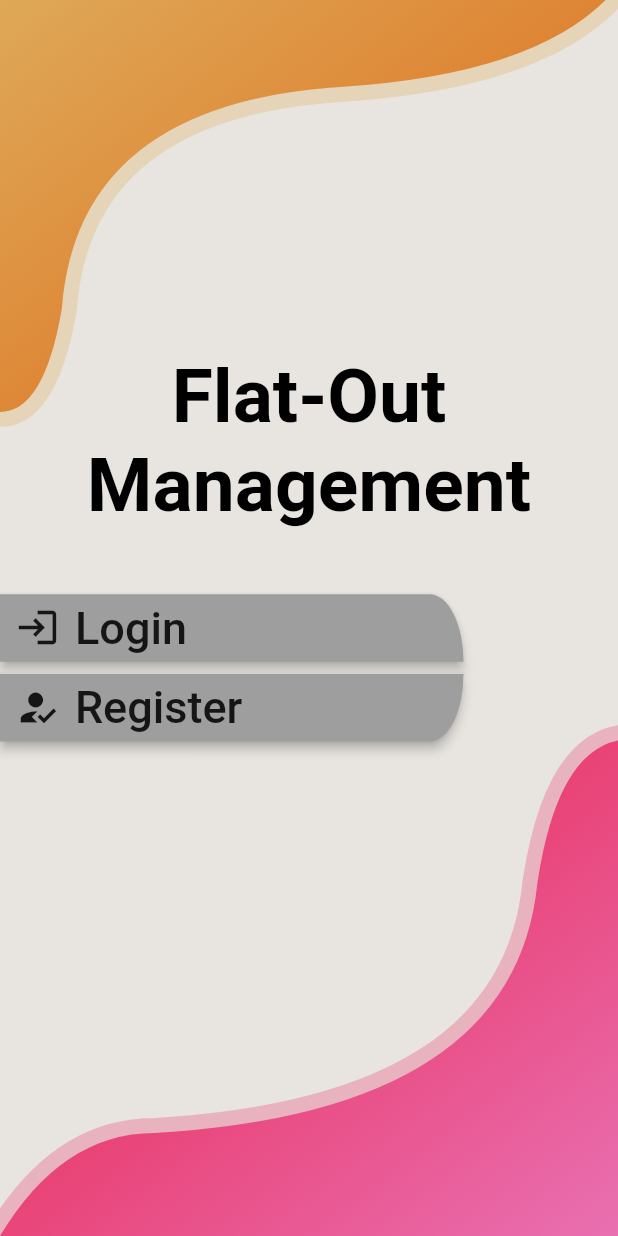
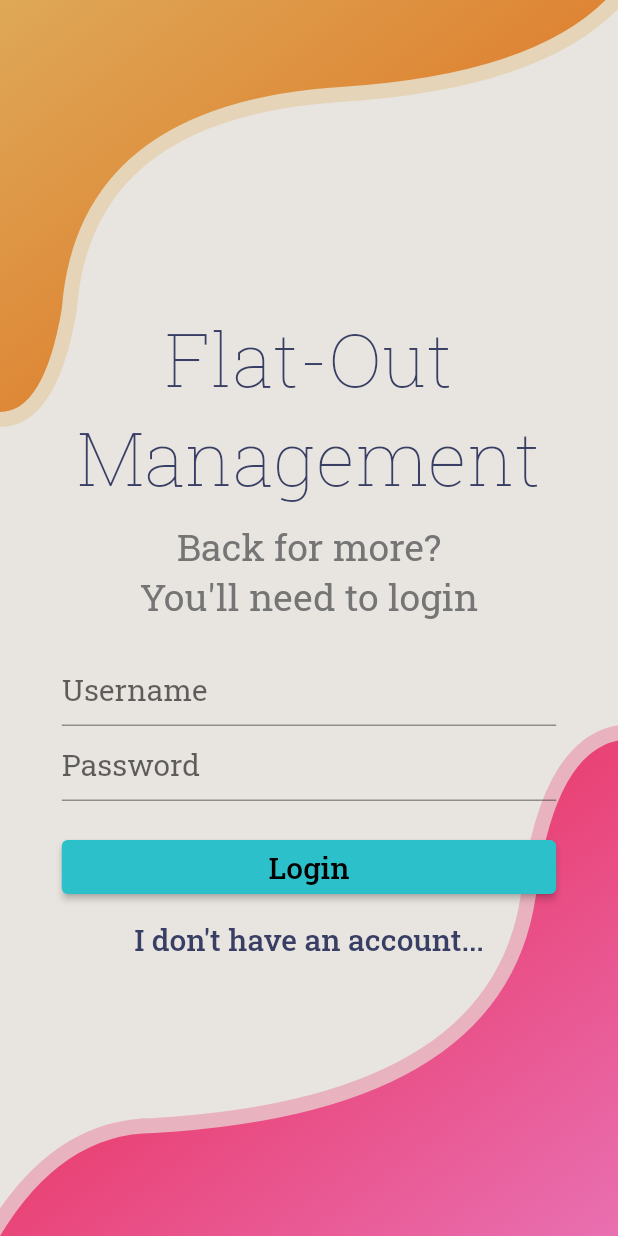
Before and after one commit to HonsonCooky/Flat-Out-Management, a Flutter app: the screen it shows after launch, on a phone screen of 412 x 824 dp. Run offline on Flutter 3.47's test engine with Material 2 defaults, Android fonts, the phone set to English and light mode, and no system bars; our stand-ins replace google_fonts; generated files the repository leaves out were written again; network calls fail; Roboto replaces fonts that are missing (Merriweather Sans).

Commit message:
Updated login

```diff
--- a/flat_out_app/lib/components/atoms/fom_round_button.dart
+++ b/flat_out_app/lib/components/atoms/fom_round_button.dart
@@ -1,13 +1,21 @@
 import 'package:flutter/material.dart';
 
 class FomRoundButton extends StatelessWidget {
-  final List<Widget> children;
+  final IconData? icon;
+  final String text;
+  final double fontSize;
   final BorderRadiusGeometry rad;
   final double width;
   final void Function() onPressed;
 
   const FomRoundButton(
-      {Key? key, required this.children, required this.rad, required this.width, required this.onPressed})
+      {Key? key,
+      required this.rad,
+      required this.width,
+      required this.onPressed,
+      this.icon,
+      required this.text,
+      required this.fontSize})
       : super(key: key);
 
   @override
@@ -19,14 +27,23 @@ class FomRoundButton extends StatelessWidget {
           onPressed();
         },
         child: Row(
-          children: children,
+          children: [
+            Container(
+              child: Icon(
+                icon,
+                size: fontSize,
+              ),
+              margin: EdgeInsets.only(right: 10),
+            ),
+            Text(
+              text,
+              style: TextStyle(fontSize: fontSize),
+            )
+          ],
         ),
         padding: EdgeInsets.symmetric(vertical: 5, horizontal: 10),
-        elevation: 3,
-        shape: RoundedRectangleBorder(
-          borderRadius: rad,
-        ),
-        color: Theme.of(context).buttonTheme.colorScheme?.primary,
+        shape: RoundedRectangleBorder(borderRadius: rad),
+        color: Theme.of(context).buttonTheme.colorScheme?.primary.withOpacity(0.7),
       ),
     );
   }
--- a/flat_out_app/lib/components/molecules/blobs_background.dart
+++ b/flat_out_app/lib/components/molecules/blobs_background.dart
@@ -14,17 +14,17 @@ class BlobBackground extends StatelessWidget {
   Widget build(BuildContext context) {
     return UnFocusWrapper(
       child: Scaffold(
-        extendBodyBehindAppBar: true,
+        resizeToAvoidBottomInset: false,
         backgroundColor: scaffoldColor,
-        appBar: AppBar(
-          backgroundColor: Color(0x000000),
-          elevation: 0,
-        ),
         body: CustomPaint(
           size: MediaQuery.of(context).size,
           painter: _BlobBackgroundPaint(topColor: topColor, bottomColor: bottomColor),
-          child: Container(
-              width: MediaQuery.of(context).size.width, height: MediaQuery.of(context).size.height, child: child),
+          child: Scaffold(
+            resizeToAvoidBottomInset: true,
+            backgroundColor: Colors.transparent,
+            body: Container(
+                width: MediaQuery.of(context).size.width, height: MediaQuery.of(context).size.height, child: child),
+          ),
         ),
       ),
     );
@@ -81,16 +81,15 @@ class _BlobBackgroundPaint extends CustomPainter {
 
     var p2 = Paint()
       ..shader = LinearGradient(
-          begin: Alignment.topCenter,
-          end: Alignment.bottomRight,
-          colors: [p2Color, p2Color.withGreen(p1Color.green - 50).withBlue(p1Color.blue + 100)])
-          .createShader(Rect.fromCenter(center: Offset(0, size.height + 100), width: size.width, height: size.height /
-          3));
+              begin: Alignment.topCenter,
+              end: Alignment.bottomRight,
+              colors: [p2Color, p2Color.withGreen(p1Color.green - 50).withBlue(p1Color.blue + 100)])
+          .createShader(
+              Rect.fromCenter(center: Offset(0, size.height + 100), width: size.width, height: size.height / 3));
     var pShadow2 = Paint()
       ..color = p2Color.withOpacity(0.3)
       ..style = PaintingStyle.stroke
       ..strokeWidth = 20;
-    ;
 
     Path path1 = _bezierPath(0, size.height / 3, size);
     Path path2 = _bezierPathInvert(0, size.height, size);
--- a/flat_out_app/lib/components/molecules/route_handler.dart
+++ /dev/null
@@ -1,25 +0,0 @@
-import 'package:flutter/material.dart';
-
-class ParentChildPageChange extends PageRouteBuilder {
-  final Widget page;
-
-  ParentChildPageChange({required this.page})
-      : super(
-          pageBuilder: (
-            BuildContext context,
-            Animation<double> animation,
-            Animation<double> secondaryAnimation,
-          ) =>
-              page,
-          transitionsBuilder: (
-            BuildContext context,
-            Animation<double> animation,
-            Animation<double> secondaryAnimation,
-            Widget child,
-          ) =>
-              FadeTransition(
-            opacity: animation,
-            child: child,
-          ),
-        );
-}
--- a/flat_out_app/lib/components/utils/fom_theme.dart
+++ b/flat_out_app/lib/components/utils/fom_theme.dart
@@ -9,47 +9,54 @@ class FomThemes {
       secondaryHeaderColor: Color(0xffdead5c),
       scaffoldBackgroundColor: Color(0xffe8e5e0),
       dividerColor: Color(0xff383e64),
-      focusColor: Color(0xff736aae),
-      hoverColor: Color(0xff736aae),
-      highlightColor: Color(0xff736aae),
-      splashColor: Color(0xff736aae),
+      focusColor: Color(0xff2cc1ca),
+      hoverColor: Color(0xff2cc1ca),
+      highlightColor: Color(0xff2cc1ca),
+      splashColor: Color(0xff2cc1ca),
+      elevatedButtonTheme: ElevatedButtonThemeData(
+        style: ButtonStyle(
+          backgroundColor: MaterialStateProperty.resolveWith<Color?>((Set<MaterialState> states) {
+            return Color(0xff2cc1ca);
+          }),
+        ),
+      ),
+      textButtonTheme: TextButtonThemeData(
+        style: ButtonStyle(
+          foregroundColor: MaterialStateProperty.resolveWith<Color?>((Set<MaterialState> states) {
+            return Color(0xff383e64);
+          }),
+        ),
+      ),
       textTheme: GoogleFonts.getTextTheme(
-          "Merriweather Sans",
+          "Roboto Slab",
           TextTheme(
-            headline1: TextStyle(color: Color(0xff000000), fontWeight: FontWeight.bold),
-            headline2: TextStyle(color: Color(0xff000000), fontSize: 50, fontWeight: FontWeight.bold),
+            headline1: TextStyle(color: Color(0xff383e64), fontSize: 50),
+            headline2: TextStyle(color: Color(0xff383e64), fontSize: 40),
             headline3: TextStyle(
-              color: Color(0xff000000),
-            ),
-            headline4: TextStyle(
-              color: Color(0xff000000),
-            ),
-            headline5: TextStyle(
-              color: Color(0xff000000),
-            ),
-            headline6: TextStyle(
-              color: Color(0xff000000),
+              color: Colors.grey[600],
+              fontSize: 25,
             ),
             overline: TextStyle(
-              color: Color(0xff000000),
+              color: Color(0xff383e64),
             ),
             subtitle1: TextStyle(
-              color: Color(0xff000000),
+              color: Color(0xff092340),
+              fontSize: 20,
             ),
             subtitle2: TextStyle(
-              color: Color(0xff000000),
+              color: Color(0xff383e64),
+              fontSize: 15,
             ),
             bodyText1: TextStyle(
-              color: Color(0xff000000),
-            ),
-            bodyText2: TextStyle(
-              color: Color(0xff000000),
+              color: Color(0xff383e64),
             ),
             button: TextStyle(
-              color: Color(0xff000000),
+              fontSize: 20,
+              color: Color(0xff383e64),
             ),
             caption: TextStyle(
-              color: Color(0xff5e5e5e),
+              fontSize: 20,
+              color: Color(0xff383e64),
             ),
           )),
     );
--- /dev/null
+++ b/flat_out_app/lib/screens/auth_flow/auth_flow.dart
@@ -0,0 +1,68 @@
+import 'package:flat_out_app/components/atoms/loading.dart';
+import 'package:flat_out_app/components/molecules/blobs_background.dart';
+import 'package:flat_out_app/screens/auth_flow/login_page.dart';
+import 'package:flutter/material.dart';
+
+class AuthFlow extends StatefulWidget {
+  @override
+  State<StatefulWidget> createState() => _AuthFlowState();
+}
+
+class _AuthFlowState extends State<AuthFlow> with SingleTickerProviderStateMixin {
+  Widget? _curPage;
+  late final AnimationController _controller = AnimationController(
+    duration: const Duration(seconds: 2),
+    vsync: this,
+  );
+
+  @override
+  void initState() {
+    super.initState();
+    _curPage = LoginPage(switchPage: switchPage);
+  }
+
+  void switchPage(Widget page) {
+    setState(() {
+      _curPage = page;
+    });
+  }
+
+  @override
+  Widget build(BuildContext context) {
+    return BlobBackground(
+      child: SingleChildScrollView(
+        padding: EdgeInsets.only(top: MediaQuery.of(context).size.height / 4),
+        child: Container(
+          child: Column(
+            children: [
+              Container(
+                margin: EdgeInsets.only(bottom: 10),
+                child: Text(
+                  "Flat-Out Management",
+                  textAlign: TextAlign.center,
+                  style: Theme.of(context).textTheme.headline1,
+                ),
+              ),
+              AnimatedSwitcher(
+                duration: Duration(milliseconds: 200),
+                child: _curPage != null ? _curPage : Loading(),
+                transitionBuilder: (Widget child, Animation<double> animation) => SlideTransition(
+                  position: Tween(begin: Offset(1.0, 0.0), end: Offset(0.0, 0.0)).animate(animation),
+                  child: AnimatedSwitcher(
+                    duration: Duration(milliseconds: 200),
+                    child: _curPage != null ? _curPage : Loading(),
+                    transitionBuilder: (Widget child, Animation<double> animation) => FadeTransition(
+                      opacity: animation,
+                      child: child,
+                    ),
+                  ),
+                ),
+              ),
+              Container(margin: EdgeInsets.symmetric(vertical: 20),)
+            ],
+          ),
+        ),
+      ),
+    );
+  }
+}
--- a/flat_out_app/lib/screens/auth_flow/auth_home_page.dart
+++ /dev/null
@@ -1,80 +0,0 @@
-import 'package:flat_out_app/components/molecules/blobs_background.dart';
-import 'package:flat_out_app/components/molecules/route_handler.dart';
-import 'package:flutter/material.dart';
-
-import '../../components/atoms/fom_round_button.dart';
-import 'login_page.dart';
-
-class AuthHomePage extends StatefulWidget {
-  @override
-  State<StatefulWidget> createState() => AuthHomePageState();
-}
-
-class AuthHomePageState extends State<AuthHomePage> {
-  @override
-  Widget build(BuildContext context) {
-    final double buttonWidth = MediaQuery.of(context).size.width / 4;
-    final double fontSize = 30.0;
-    final double rad = MediaQuery.of(context).size.width;
-
-    return BlobBackground(
-      child: Container(
-        padding: EdgeInsets.only(top: MediaQuery.of(context).size.height / 3.5),
-        child: Column(
-          crossAxisAlignment: CrossAxisAlignment.stretch,
-          children: [
-            Container(
-              alignment: Alignment.center,
-              margin: EdgeInsets.only(bottom: MediaQuery.of(context).size.height / 20),
-              child: Text(
-                "Flat-Out Management",
-                textAlign: TextAlign.center,
-                style: Theme.of(context).textTheme.headline2,
-              ),
-            ),
-            FomRoundButton(
-              rad: BorderRadius.only(topRight: Radius.elliptical(rad/2, rad)),
-              width: buttonWidth,
-              onPressed: () {
-                Navigator.push(context, ParentChildPageChange(page: LoginPage()));
-              },
-              children: [
-                Container(
-                  child: Icon(
-                    Icons.login,
-                    size: fontSize,
-                  ),
-                  margin: EdgeInsets.only(right: 10),
-                ),
-                Text(
-                  "Login",
-                  style: TextStyle(fontSize: fontSize),
-                )
-              ],
-            ),
-            FomRoundButton(
-              rad: BorderRadius.only(bottomRight: Radius.elliptical(rad, rad*2)),
-              width: buttonWidth,
-              onPressed: () {
-                Navigator.push(context, ParentChildPageChange(page: LoginPage()));
-              },
-              children: [
-                Container(
-                  child: Icon(
-                    Icons.how_to_reg,
-                    size: fontSize,
-                  ),
-                  margin: EdgeInsets.only(right: 10),
-                ),
-                Text(
-                  "Register",
-                  style: TextStyle(fontSize: fontSize),
-                ),
-              ],
-            ),
-          ],
-        ),
-      ),
-    );
-  }
-}
--- a/flat_out_app/lib/screens/auth_flow/login_page.dart
+++ b/flat_out_app/lib/screens/auth_flow/login_page.dart
@@ -1,7 +1,11 @@
-import 'package:flat_out_app/components/molecules/blobs_background.dart';
+import 'package:flat_out_app/screens/auth_flow/signup_page.dart';
 import 'package:flutter/material.dart';
 
 class LoginPage extends StatefulWidget {
+  final void Function(Widget page) switchPage;
+
+  LoginPage({required this.switchPage});
+
   @override
   State<StatefulWidget> createState() => _LoginPageState();
 }
@@ -9,15 +13,55 @@ class LoginPage extends StatefulWidget {
 class _LoginPageState extends State<LoginPage> {
   @override
   Widget build(BuildContext context) {
-    return BlobBackground(
-      child: Container(
+    return Container(
+      padding: EdgeInsets.symmetric(horizontal: MediaQuery.of(context).size.width / 10),
       child: Column(
         mainAxisAlignment: MainAxisAlignment.center,
         crossAxisAlignment: CrossAxisAlignment.stretch,
         children: [
-
+          Container(
+            margin: EdgeInsets.only(bottom: 20),
+            child: Text(
+              "Back for more? \nYou'll need to login",
+              textAlign: TextAlign.center,
+              style: Theme.of(context).textTheme.headline3,
+            ),
+          ),
+          TextField(
+            decoration: InputDecoration(
+              hintText: "Username",
+            ),
+          ),
+          TextField(
+            decoration: InputDecoration(
+              hintText: "Password",
+            ),
+          ),
+          Container(
+            margin: EdgeInsets.only(top: 20),
+            child: Column(
+              crossAxisAlignment: CrossAxisAlignment.stretch,
+              children: [
+                ElevatedButton(
+                  onPressed: () {
+                    // Todo: Login User
+                  },
+                  child: Text(
+                    "Login",
+                  ),
+                ),
+                TextButton(
+                  onPressed: () {
+                    widget.switchPage(SignupPage(switchPage: widget.switchPage));
+                  },
+                  child: Text(
+                    "I don't have an account...",
+                  ),
+                )
               ],
             ),
+          )
+        ],
       ),
     );
   }
--- a/flat_out_app/lib/screens/fom_base.dart
+++ b/flat_out_app/lib/screens/fom_base.dart
@@ -1,5 +1,6 @@
 import 'package:flat_out_app/core/jsons/fom_user.dart';
-import 'package:flat_out_app/screens/auth_flow/auth_home_page.dart';
+import 'package:flat_out_app/screens/app_flow/app_flow.dart';
+import 'package:flat_out_app/screens/auth_flow/auth_flow.dart';
 import 'package:flutter/material.dart';
 import 'package:provider/provider.dart';
 
@@ -7,7 +8,6 @@ import '../components/utils/fom_theme.dart';
 import '../core/jsons/fom_group.dart';
 import '../core/runtime_cache.dart';
 import '../core/theme_notifier.dart';
-import 'app_flow/home/home.dart';
 
 class FomBase extends StatefulWidget {
   const FomBase({Key? key}) : super(key: key);
@@ -22,10 +22,10 @@ class FomBaseState extends State {
     // Connect to providers
     FomUser? u = Provider.of<RuntimeCache>(context, listen: true).user;
     List<FomGroup> gs = Provider.of<RuntimeCache>(context, listen: true).groups;
+    ThemeMode themeMode = Provider.of<ThemeNotifier>(context, listen: true).currentTheme();
 
     // Find the base parent for current flow
-    Widget flow = (u == null || gs.length == 0) ? AuthHomePage() : HomePage();
-    final ThemeMode themeMode = Provider.of<ThemeNotifier>(context, listen: true).currentTheme();
+    Widget flow = (u == null || gs.length == 0) ? AuthFlow() : AppFlow();
 
     return MaterialApp(
       debugShowCheckedModeBanner: false,
```
Also changed, not shown: flat_out_app/lib/components/atoms/fom_round_text_field.dart (+16 -4 lines), flat_out_app/lib/screens/app_flow/home/home.dart (deleted, +0 -19 lines), flat_out_app/lib/screens/auth_flow/signup_page.dart (added, +75 -0 lines). Lines whose indentation alone changed are shown as unchanged.
